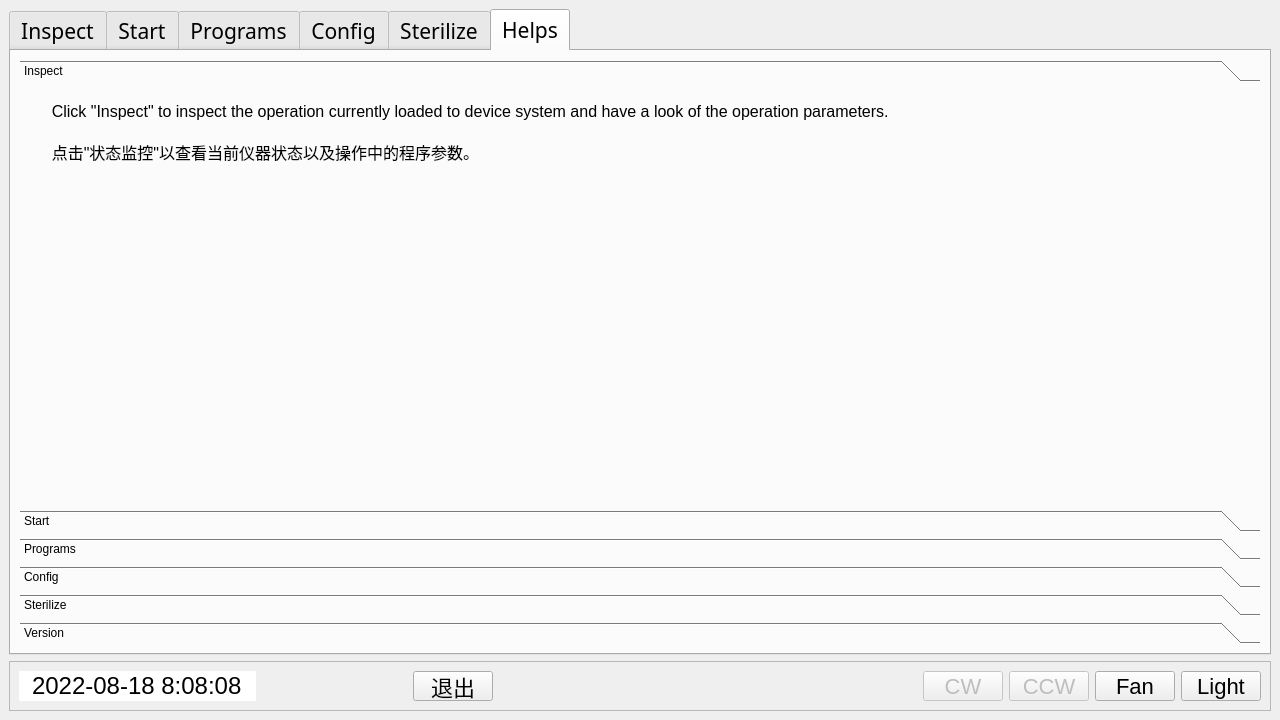
Above: domains/ui/designer/main.ui from addingding/Extractor before the change. Below: the same form after it.
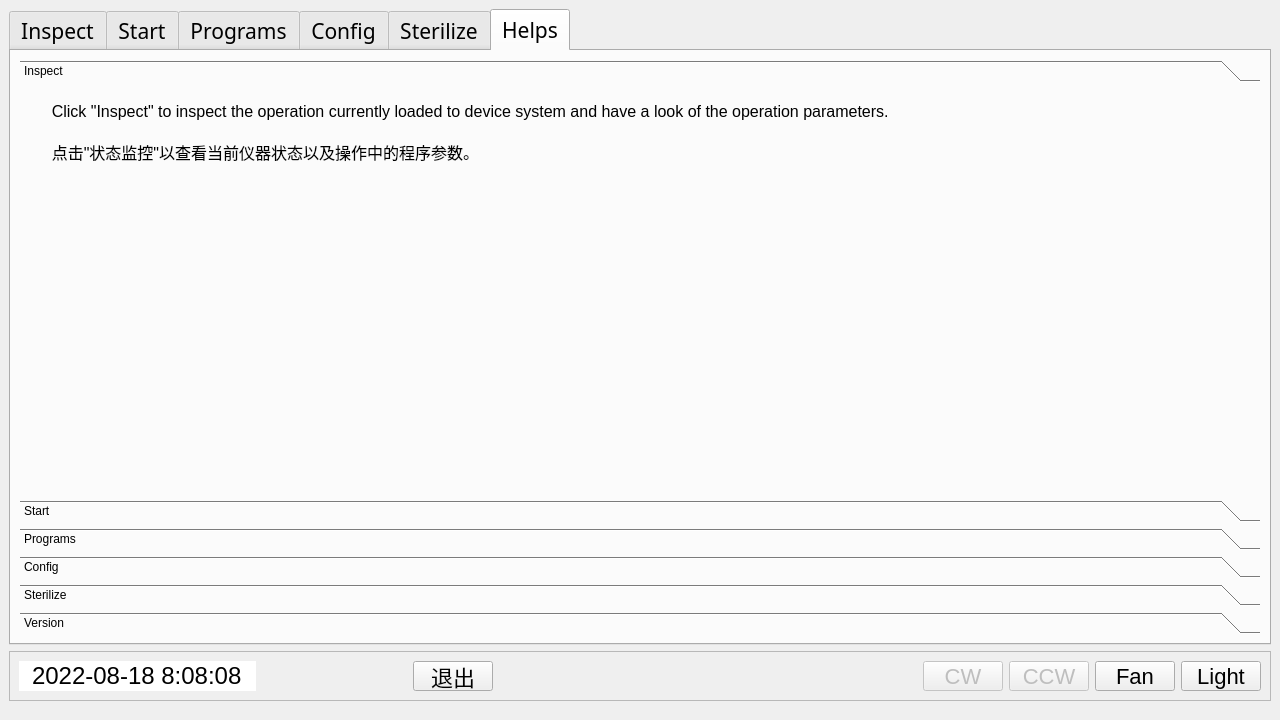
That is the form after the change. The open tabs and pages were chosen to show the change.

Diff of the .ui file:
```diff
--- a/domains/ui/designer/main.ui
+++ b/domains/ui/designer/main.ui
@@ -32,8 +32,8 @@
    <bool>false</bool>
   </property>
   <widget class="QWidget" name="centralwidget">
-   <layout class="QGridLayout" name="gridLayout_21">
-    <item row="0" column="0">
+   <layout class="QVBoxLayout" name="verticalLayout_3">
+    <item>
      <widget class="QTabWidget" name="tabWidget">
       <property name="sizePolicy">
        <sizepolicy hsizetype="Expanding" vsizetype="Preferred">
@@ -2763,7 +2763,7 @@
              <x>0</x>
              <y>0</y>
              <width>1238</width>
-             <height>366</height>
+             <height>347</height>
             </rect>
            </property>
            <attribute name="label">
@@ -2938,7 +2938,7 @@
       </widget>
      </widget>
     </item>
-    <item row="1" column="0" alignment="Qt::AlignTop">
+    <item>
      <widget class="QFrame" name="frame">
       <property name="sizePolicy">
        <sizepolicy hsizetype="Preferred" vsizetype="Minimum">
@@ -3156,6 +3156,22 @@
       </layout>
      </widget>
     </item>
+    <item>
+     <spacer name="verticalSpacer_37">
+      <property name="orientation">
+       <enum>Qt::Vertical</enum>
+      </property>
+      <property name="sizeType">
+       <enum>QSizePolicy::Fixed</enum>
+      </property>
+      <property name="sizeHint" stdset="0">
+       <size>
+        <width>20</width>
+        <height>10</height>
+       </size>
+      </property>
+     </spacer>
+    </item>
    </layout>
   </widget>
  </widget>
```
